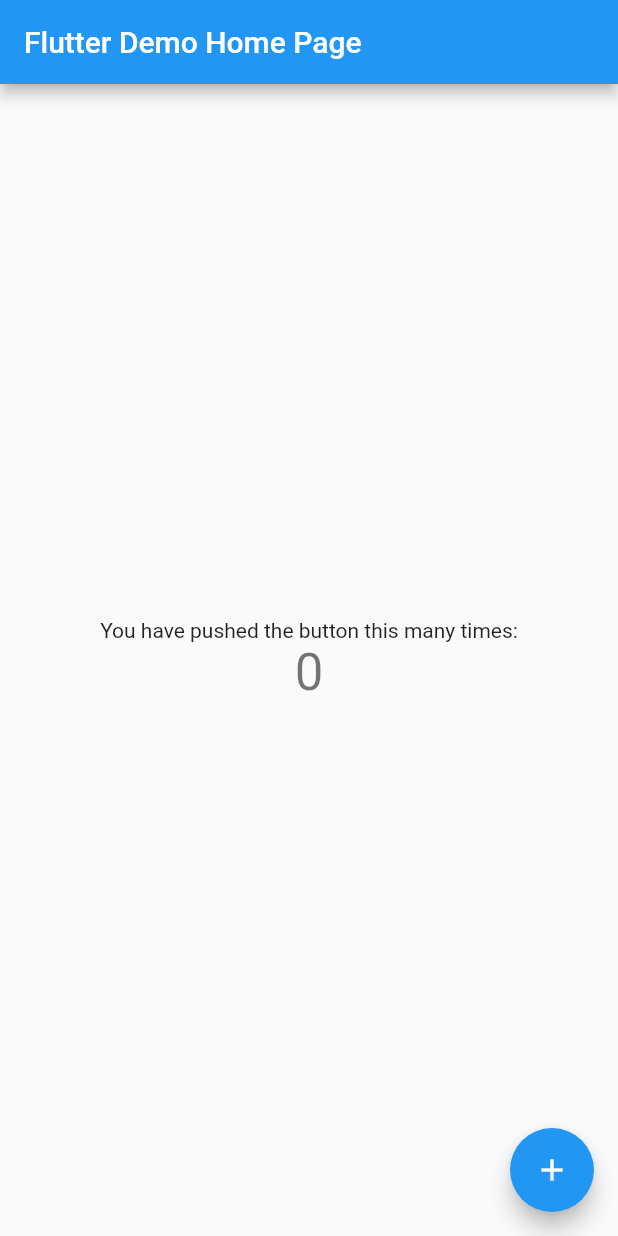
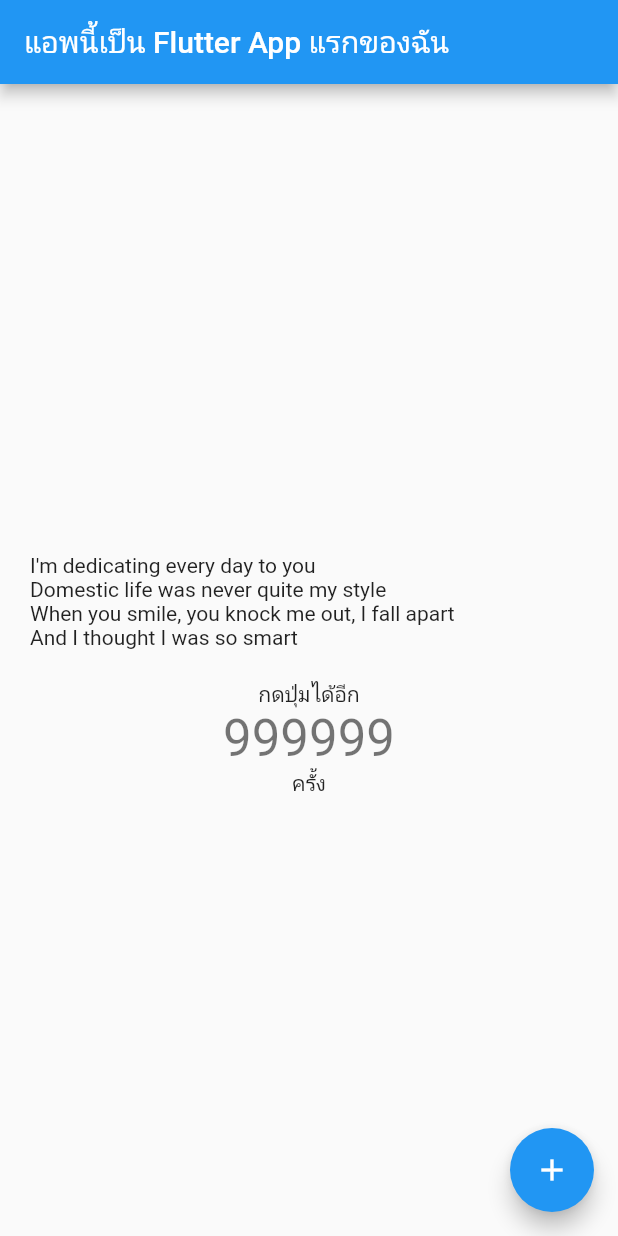
Before and after one commit to mahasak/flutter-test-run, a Flutter app: the screen it shows after launch, on a phone screen of 412 x 824 dp. Run offline on Flutter 3.47's test engine with Material 2 defaults, Android fonts, the phone set to English and light mode, and no system bars.

Commit message:
done playing with flutter, try it later after songkran

```diff
--- a/lib/main.dart
+++ b/lib/main.dart
@@ -19,7 +19,7 @@ class MyApp extends StatelessWidget {
         // counter didn't reset back to zero; the application is not restarted.
         primarySwatch: Colors.blue,
       ),
-      home: new MyHomePage(title: 'Flutter Demo Home Page'),
+      home: new MyHomePage(title: 'แอพนี้เป็น Flutter App แรกของฉัน'),
     );
   }
 }
@@ -43,7 +43,7 @@ class MyHomePage extends StatefulWidget {
 }
 
 class _MyHomePageState extends State<MyHomePage> {
-  int _counter = 0;
+  int _counter = 999999;
 
   void _incrementCounter() {
     setState(() {
@@ -52,7 +52,7 @@ class _MyHomePageState extends State<MyHomePage> {
       // so that the display can reflect the updated values. If we changed
       // _counter without calling setState(), then the build method would not be
       // called again, and so nothing would appear to happen.
-      _counter++;
+      _counter--;
     });
   }
 
@@ -89,12 +89,25 @@ class _MyHomePageState extends State<MyHomePage> {
           // horizontal).
           mainAxisAlignment: MainAxisAlignment.center,
           children: <Widget>[
+            new ListView(
+              shrinkWrap: true,
+              padding: const EdgeInsets.all(20.0),
+              children: <Widget>[
+                const Text('I\'m dedicating every day to you'),
+                const Text('Domestic life was never quite my style'),
+                const Text('When you smile, you knock me out, I fall apart'),
+                const Text('And I thought I was so smart'),
+              ],
+            ),
             new Text(
-              'You have pushed the button this many times:',
+              'กดปุ่มได้อีก',
             ),
             new Text(
               '$_counter',
               style: Theme.of(context).textTheme.display1,
+            ),
+            new Text(
+              'ครั้ง',
             ),
           ],
         ),
```
Also changed, not shown: 1 other file.
